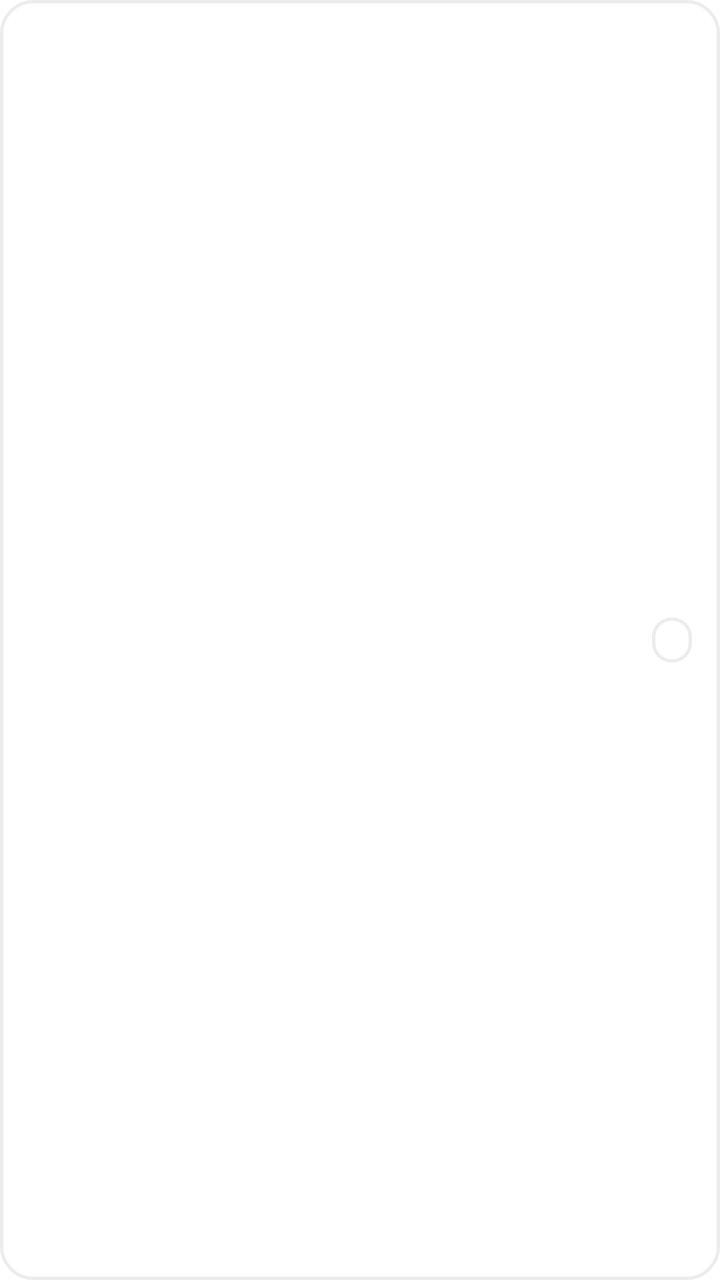
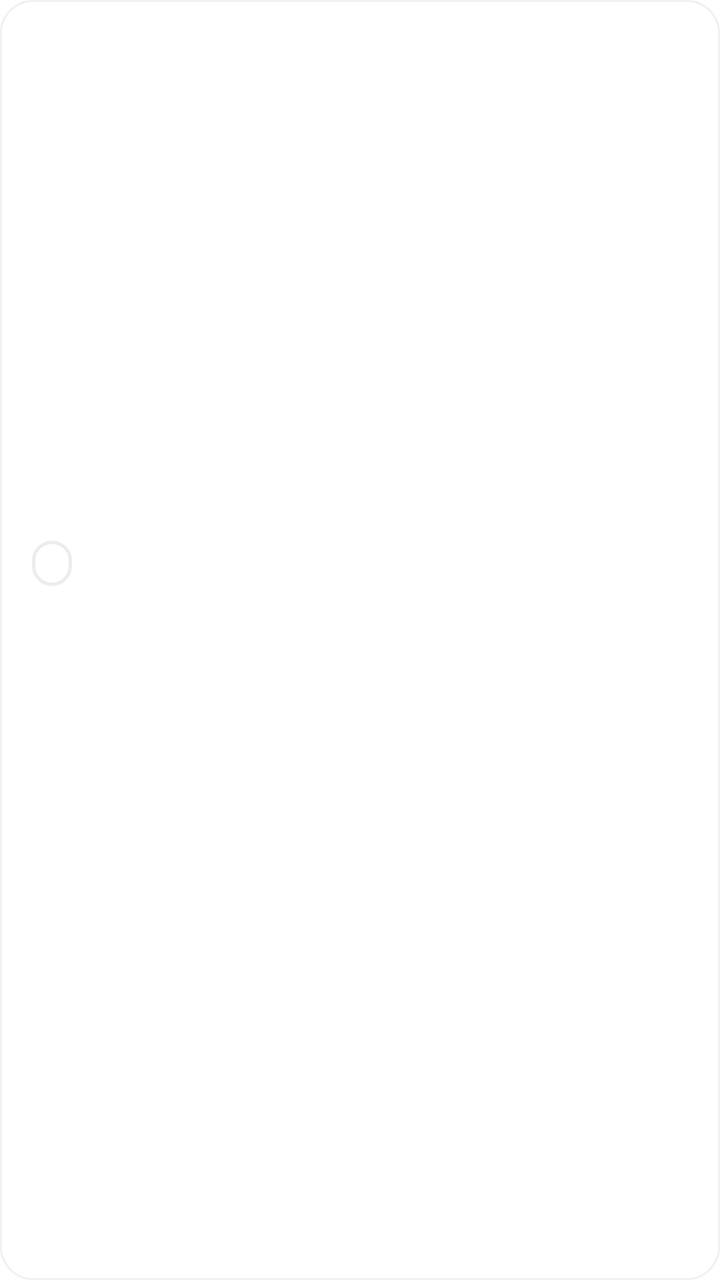

Compare the two renders of this Android layout. The source of the first and the diff that turns it into the second are given below.
<!-- AndroidManifest.xml: application theme Theme.PTManagerEmployee -->
<!-- res/layout/item_handover.xml -->
<?xml version="1.0" encoding="utf-8"?>
<LinearLayout xmlns:android="http://schemas.android.com/apk/res/android"
    android:layout_width="match_parent"
    android:layout_height="wrap_content"
    android:layout_marginTop="10dp"
    android:orientation="horizontal"
    android:gravity="center_vertical"
    android:background="@drawable/bg_card"
    android:padding="14dp">

    <LinearLayout
        android:layout_width="0dp"
        android:layout_height="wrap_content"
        android:layout_weight="1"
        android:orientation="vertical">

        <TextView
            android:id="@+id/tv_title"
            android:layout_width="match_parent"
            android:layout_height="wrap_content"
            android:text=""
            android:textColor="@color/text_primary"
            android:textSize="14sp"
            android:textStyle="bold" />

        <TextView
            android:id="@+id/tv_content"
            android:layout_width="match_parent"
            android:layout_height="wrap_content"
            android:layout_marginTop="4dp"
            android:text=""
            android:textColor="@color/text_secondary"
            android:textSize="13sp"
            android:maxLines="2"
            android:ellipsize="end" />

        <TextView
            android:id="@+id/tv_meta"
            android:layout_width="wrap_content"
            android:layout_height="wrap_content"
            android:layout_marginTop="6dp"
            android:text=""
            android:textColor="@color/text_tertiary"
            android:textSize="11sp" />
    </LinearLayout>

    <TextView
        android:id="@+id/tv_category"
        android:layout_width="wrap_content"
        android:layout_height="wrap_content"
        android:layout_marginStart="10dp"
        android:background="@drawable/bg_pill"
        android:text=""
        android:textColor="@color/brand_blue"
        android:textSize="11sp"
        android:textStyle="bold"
        android:paddingHorizontal="10dp"
        android:paddingVertical="4dp" />

    <TextView
        android:id="@+id/btn_delete"
        android:layout_width="wrap_content"
        android:layout_height="wrap_content"
        android:layout_marginStart="8dp"
        android:background="@drawable/bg_pill"
        android:text="삭제"
        android:textColor="@color/accent_red"
        android:textSize="11sp"
        android:textStyle="bold"
        android:paddingHorizontal="12dp"
        android:paddingVertical="7dp"
        android:visibility="gone"
        android:foreground="?attr/selectableItemBackground" />
</LinearLayout>
<!-- resources referenced by this layout -->
<resources>
  <color name="accent_red">#E03131</color>
  <color name="brand_blue">#3182F6</color>
  <color name="text_primary">#222222</color>
  <color name="text_secondary">#888888</color>
  <color name="text_tertiary">#999999</color>
  <!-- drawable bg_card (drawable) -->
  <?xml version="1.0" encoding="utf-8"?>
  <shape xmlns:android="http://schemas.android.com/apk/res/android" android:shape="rectangle">
      <solid android:color="@color/white" />
      <corners android:radius="16dp" />
      <stroke android:width="1.5dp" android:color="@color/border" />
  </shape>
  <!-- drawable bg_pill (drawable) -->
  <?xml version="1.0" encoding="utf-8"?>
  <shape xmlns:android="http://schemas.android.com/apk/res/android" android:shape="rectangle">
      <solid android:color="@color/white" />
      <corners android:radius="999dp" />
      <stroke android:width="1.5dp" android:color="@color/border" />
  </shape>
  <style name="Theme.PTManagerEmployee" parent="Base.Theme.PTManagerEmployee" />
  <color name="white">#FFFFFFFF</color>
  <color name="border">#ECECEC</color>
  <style name="Base.Theme.PTManagerEmployee" parent="Theme.Material3.Light.NoActionBar">
          <item name="colorPrimary">@color/brand_blue</item>
          <item name="colorOnPrimary">@color/white</item>
          
          <item name="colorSecondaryContainer">@color/brand_blue_chip</item>
          <item name="colorOnSecondaryContainer">@color/brand_blue</item>
          <item name="colorSurface">@color/white</item>
          <item name="colorOnSurface">@color/text_primary</item>
          <item name="android:colorBackground">@color/white</item>
          <item name="android:statusBarColor">@color/white</item>
          <item name="android:navigationBarColor">@color/white</item>
          <item name="android:windowLightStatusBar">true</item>
          <item name="android:windowLightNavigationBar" tools:targetApi="o_mr1">true</item>
      </style>
  <color name="brand_blue_chip">#DBE7FF</color>
</resources>

<!-- the commit's change to res/layout/item_handover.xml (unified diff, before → after) -->
@@ -1,12 +1,14 @@
 <?xml version="1.0" encoding="utf-8"?>
 <LinearLayout xmlns:android="http://schemas.android.com/apk/res/android"
+    xmlns:tools="http://schemas.android.com/tools"
     android:layout_width="match_parent"
     android:layout_height="wrap_content"
     android:layout_marginTop="10dp"
+    android:background="@drawable/bg_home_news_card"
+    android:gravity="center_vertical"
     android:orientation="horizontal"
-    android:gravity="center_vertical"
-    android:background="@drawable/bg_card"
-    android:padding="14dp">
+    android:padding="16dp"
+    tools:ignore="HardcodedText">
 
     <LinearLayout
         android:layout_width="0dp"
@@ -15,47 +17,47 @@
         android:orientation="vertical">
 
         <TextView
+            android:id="@+id/tv_category"
+            android:layout_width="wrap_content"
+            android:layout_height="wrap_content"
+            android:background="@drawable/bg_pill"
+            android:paddingHorizontal="10dp"
+            android:paddingVertical="4dp"
+            android:text=""
+            android:textColor="@color/brand_blue"
+            android:textSize="11sp"
+            android:textStyle="bold" />
+
+        <TextView
             android:id="@+id/tv_title"
             android:layout_width="match_parent"
             android:layout_height="wrap_content"
+            android:layout_marginTop="9dp"
             android:text=""
             android:textColor="@color/text_primary"
-            android:textSize="14sp"
+            android:textSize="15sp"
             android:textStyle="bold" />
 
         <TextView
             android:id="@+id/tv_content"
             android:layout_width="match_parent"
             android:layout_height="wrap_content"
-            android:layout_marginTop="4dp"
+            android:layout_marginTop="5dp"
+            android:ellipsize="end"
+            android:maxLines="2"
             android:text=""
             android:textColor="@color/text_secondary"
-            android:textSize="13sp"
-            android:maxLines="2"
-            android:ellipsize="end" />
+            android:textSize="13sp" />
 
         <TextView
             android:id="@+id/tv_meta"
             android:layout_width="wrap_content"
             android:layout_height="wrap_content"
-            android:layout_marginTop="6dp"
+            android:layout_marginTop="8dp"
             android:text=""
             android:textColor="@color/text_tertiary"
-            android:textSize="11sp" />
+            android:textSize="12sp" />
     </LinearLayout>
-
-    <TextView
-        android:id="@+id/tv_category"
-        android:layout_width="wrap_content"
-        android:layout_height="wrap_content"
-        android:layout_marginStart="10dp"
-        android:background="@drawable/bg_pill"
-        android:text=""
-        android:textColor="@color/brand_blue"
-        android:textSize="11sp"
-        android:textStyle="bold"
-        android:paddingHorizontal="10dp"
-        android:paddingVertical="4dp" />
 
     <TextView
         android:id="@+id/btn_delete"
@@ -63,12 +65,12 @@
         android:layout_height="wrap_content"
         android:layout_marginStart="8dp"
         android:background="@drawable/bg_pill"
+        android:foreground="?attr/selectableItemBackground"
+        android:paddingHorizontal="12dp"
+        android:paddingVertical="7dp"
         android:text="삭제"
         android:textColor="@color/accent_red"
         android:textSize="11sp"
         android:textStyle="bold"
-        android:paddingHorizontal="12dp"
-        android:paddingVertical="7dp"
-        android:visibility="gone"
-        android:foreground="?attr/selectableItemBackground" />
+        android:visibility="gone" />
 </LinearLayout>
<!-- resource entries referenced after the edit -->
@@ -5,12 +5,12 @@
   <color name="text_primary">#222222</color>
   <color name="text_secondary">#888888</color>
   <color name="text_tertiary">#999999</color>
-  <!-- drawable bg_card (drawable) -->
+  <!-- drawable bg_home_news_card (drawable) -->
   <?xml version="1.0" encoding="utf-8"?>
   <shape xmlns:android="http://schemas.android.com/apk/res/android" android:shape="rectangle">
       <solid android:color="@color/white" />
       <corners android:radius="16dp" />
-      <stroke android:width="1.5dp" android:color="@color/border" />
+      <stroke android:width="1dp" android:color="@color/border_light" />
   </shape>
   <!-- drawable bg_pill (drawable) -->
   <?xml version="1.0" encoding="utf-8"?>
@@ -21,6 +21,7 @@
   </shape>
   <style name="Theme.PTManagerEmployee" parent="Base.Theme.PTManagerEmployee" />
   <color name="white">#FFFFFFFF</color>
+  <color name="border_light">#F0F0F0</color>
   <color name="border">#ECECEC</color>
   <style name="Base.Theme.PTManagerEmployee" parent="Theme.Material3.Light.NoActionBar">
           <item name="colorPrimary">@color/brand_blue</item>
